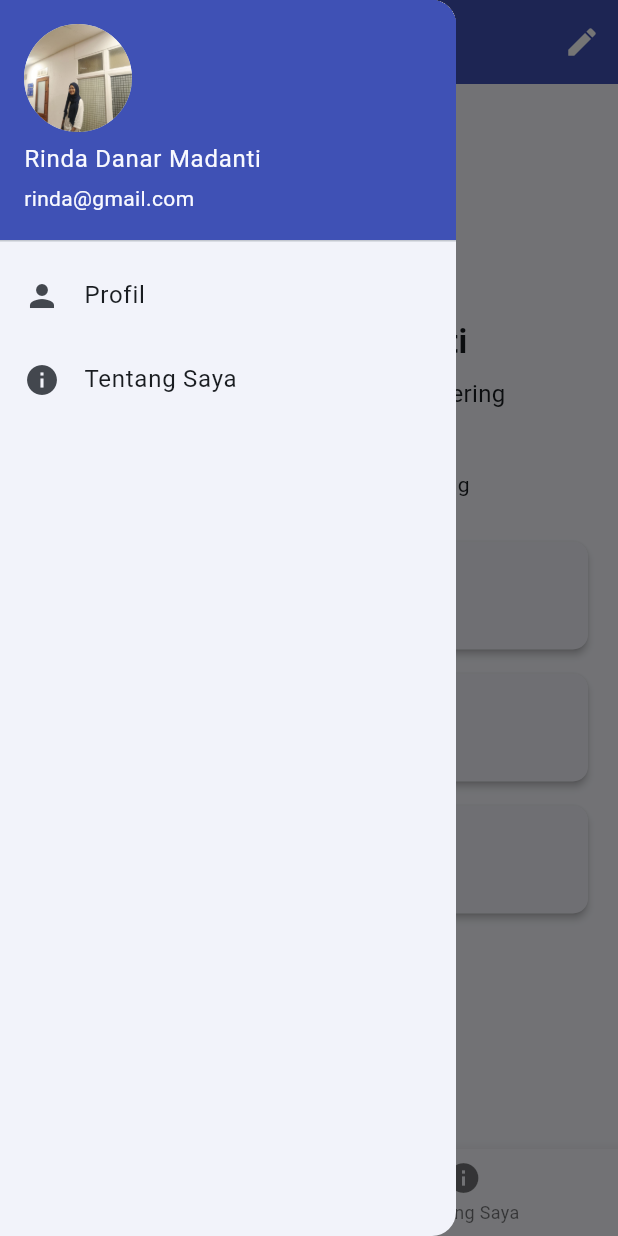
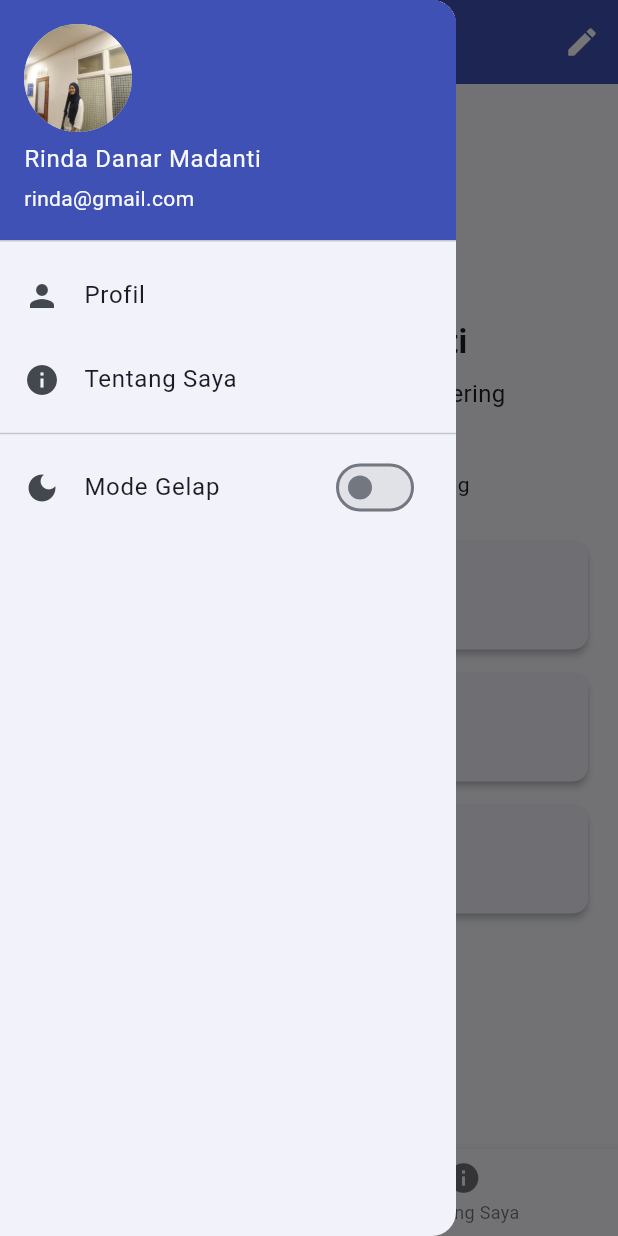
Before and after one commit to rindadama2-del/uts-pml-1124160124, a Flutter app: the ProfilePage screen opened directly, with the side drawer open, on a phone screen of 412 x 824 dp. Run offline on Flutter 3.47's test engine with Material 3 defaults, Android fonts, the phone set to English and light mode, and no system bars.

Commit message:
feat: menambahkan fitur tombol switch dark mode dan validasi nomor hp

```diff
--- a/soal2-profil-app/lib/screens/login_page.dart
+++ b/soal2-profil-app/lib/screens/login_page.dart
@@ -95,7 +95,6 @@ void _prosesLogin() async {
                 ),
                 const SizedBox(height: 24),
 
-                // Tombol Login
                 SizedBox(
                   width: double.infinity,
                   height: 50,
--- a/soal2-profil-app/lib/screens/profile_page.dart
+++ b/soal2-profil-app/lib/screens/profile_page.dart
@@ -1,9 +1,10 @@
 import 'package:flutter/material.dart';
 
-import '../models/profile.dart';
-import '../widgets/info_tile.dart';
+import 'package:soal2_profil_app/models/profile.dart';
+import 'package:soal2_profil_app/widgets/info_tile.dart';
 import 'about_page.dart';
 import 'edit_profile_page.dart';
+import 'package:soal2_profil_app/main.dart';
 
 class ProfilePage extends StatefulWidget {
   const ProfilePage({super.key});
@@ -20,7 +21,7 @@ class _ProfilePageState extends State<ProfilePage> {
     kelas: 'SE-1P24',
     email: 'rinda@gmail.com',
     noHp: '0812345678',
-    github: 'rindadama-del',
+    github: 'rindadama2-del',
     fotoAset: 'assets/images/foto_rinda.png',
   );
 
@@ -38,9 +39,11 @@ class _ProfilePageState extends State<ProfilePage> {
               final result = await Navigator.push(
                 context,
                 MaterialPageRoute(
-                  builder: (context) => EditProfilePage(currentProfile: userProfile),
+                  builder: (context) =>
+                      EditProfilePage(currentProfile: userProfile),
                 ),
               );
+              if (!context.mounted) return;
 
               if (result != null) {
                 setState(() {
@@ -48,7 +51,7 @@ class _ProfilePageState extends State<ProfilePage> {
                 });
 
                 ScaffoldMessenger.of(context).showSnackBar(
-                  const SnackBar(content: Text('Profil berhasil diperbarui!')),
+                  const SnackBar(content: Text('Profil berhasil diperbarui')),
                 );
               }
             },
@@ -80,6 +83,22 @@ class _ProfilePageState extends State<ProfilePage> {
                 Navigator.push(
                   context,
                   MaterialPageRoute(builder: (context) => const AboutPage()),
+                );
+              },
+            ),
+            const Divider(),
+            ValueListenableBuilder<ThemeMode>(
+              valueListenable: themeNotifier,
+              builder: (context, mode, child) {
+                return SwitchListTile(
+                  title: const Text('Mode Gelap'),
+                  secondary: const Icon(Icons.dark_mode),
+                  value: mode == ThemeMode.dark,
+                  onChanged: (value) {
+                    themeNotifier.value = value
+                        ? ThemeMode.dark
+                        : ThemeMode.light;
+                  },
                 );
               },
             ),
--- a/soal2-profil-app/lib/widgets/info_tile.dart
+++ b/soal2-profil-app/lib/widgets/info_tile.dart
@@ -19,7 +19,13 @@ class InfoTile extends StatelessWidget {
       elevation: 2,
       shape: RoundedRectangleBorder(borderRadius: BorderRadius.circular(10)),
       child: ListTile(
-        leading: Icon(icon, color: Theme.of(context).primaryColor, size: 28),
+        leading: Icon(
+        icon,
+        size: 28,
+        color: Theme.of(context).brightness == Brightness.dark
+            ? Colors.white
+            : Theme.of(context).primaryColor,
+      ),
         title: Text(
           title,
           style: const TextStyle(
```
Also changed, not shown: soal2-profil-app/lib/main.dart (+19 -0 lines), soal2-profil-app/lib/screens/edit_profile_page.dart (+17 -1 lines).
